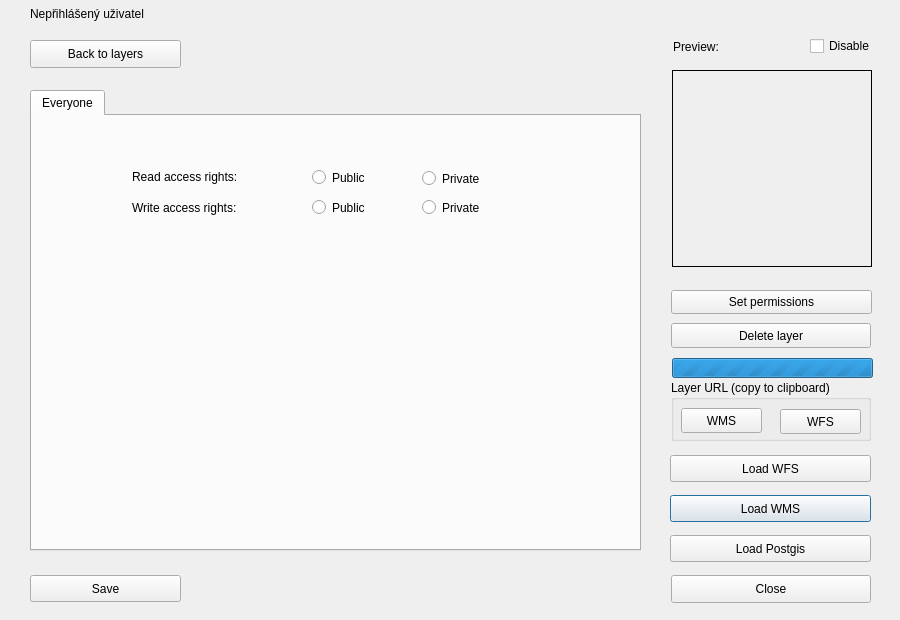
First picture: the form in dlg_addLayer.ui, repository LESPROJEKT/qgis-layman-plugin, before the edit.
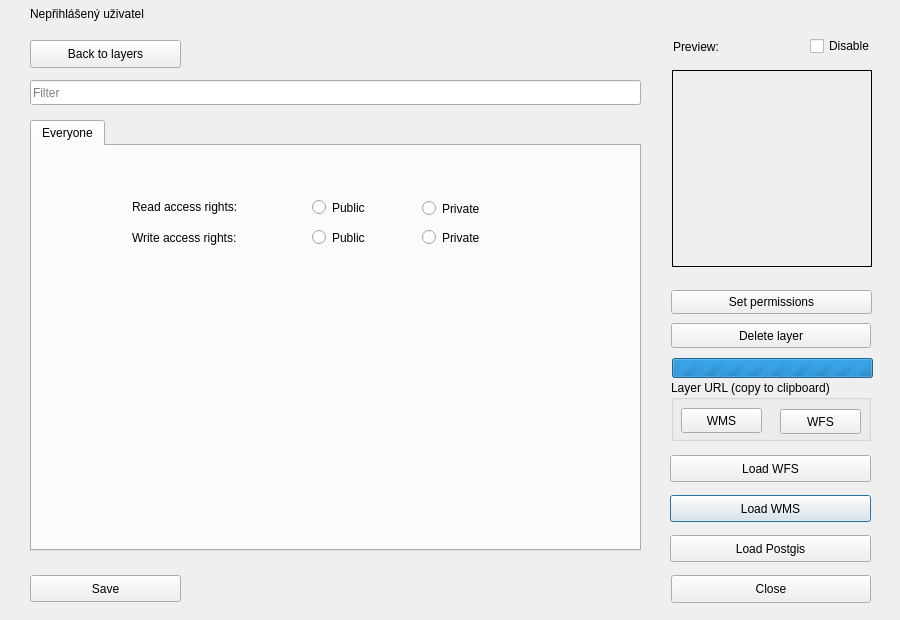
Second picture: the form after the edit. The open tabs and pages were chosen to show the change. Icons and pictures are not drawn. Custom widgets are drawn as their Qt base class.

Commit message: filter user

The edit to the form file:
```diff
--- a/dlg_addLayer.ui
+++ b/dlg_addLayer.ui
@@ -316,9 +316,9 @@
      <property name="geometry">
       <rect>
        <x>10</x>
-       <y>60</y>
+       <y>90</y>
        <width>611</width>
-       <height>461</height>
+       <height>431</height>
       </rect>
      </property>
      <property name="currentIndex">
@@ -431,6 +431,22 @@
        <normaloff>icons/save_ico.png</normaloff>icons/save_ico.png</iconset>
      </property>
     </widget>
+    <widget class="QLineEdit" name="userFilterLineEdit">
+     <property name="geometry">
+      <rect>
+       <x>10</x>
+       <y>50</y>
+       <width>611</width>
+       <height>25</height>
+      </rect>
+     </property>
+     <property name="text">
+      <string/>
+     </property>
+     <property name="placeholderText">
+      <string>Filter</string>
+     </property>
+    </widget>
    </widget>
    <widget class="QWidget" name="page2">
     <widget class="QTreeWidget" name="treeWidget">
```
The commit also changes 5 other files.
